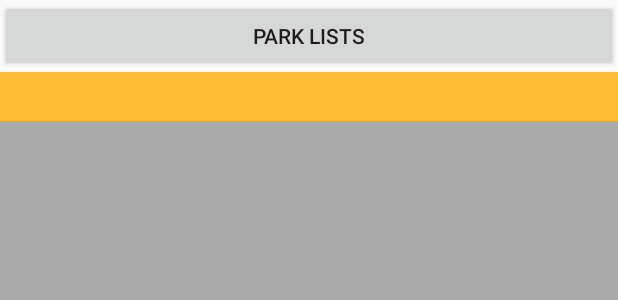
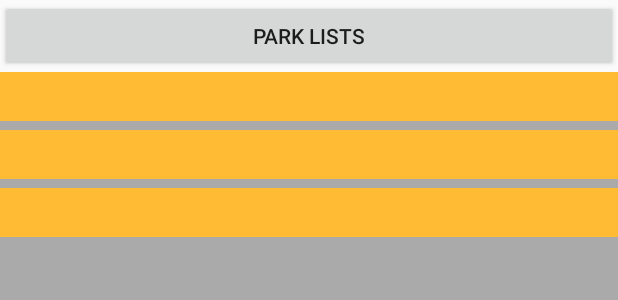
Before and after one commit to Robwhit/ACTParks, an Android app: the layout fragment_parks.xml on its own in the app's theme, with its tools: preview values and no code run, on a phone screen of 412 x 824 dp. Shown: the top 300 px of the screen. Run offline under Robolectric (Android 15) with nearby library versions, the phone set to English and light mode, and no system bars.

Commit message:
fix layout

```diff
--- a/app/src/main/res/layout/parks_recyclerview_item.xml
+++ b/app/src/main/res/layout/parks_recyclerview_item.xml
@@ -1,7 +1,7 @@
 <?xml version="1.0" encoding="utf-8"?>
-<android.support.constraint.ConstraintLayout
-    xmlns:android="http://schemas.android.com/apk/res/android" android:layout_width="match_parent"
-    android:layout_height="match_parent">
+<LinearLayout xmlns:android="http://schemas.android.com/apk/res/android"
+    android:orientation="vertical" android:layout_width="match_parent"
+    android:layout_height="wrap_content">
 
     <TextView
         android:id="@+id/parks_recycler_text_view"
@@ -10,4 +10,4 @@
         android:layout_height="wrap_content"
         android:background="@android:color/holo_orange_light" />
 
-</android.support.constraint.ConstraintLayout>
+</LinearLayout>
```
